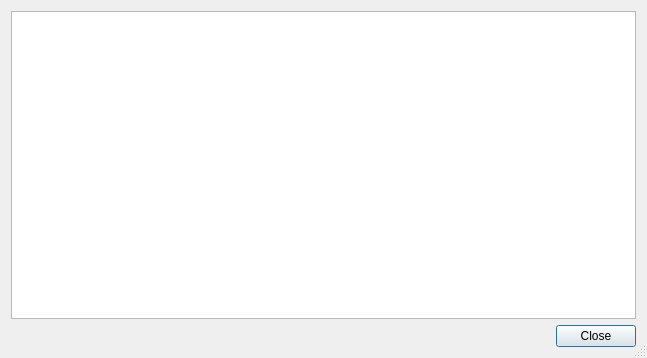
Qt form gui/widgets/entrydialog.ui (Skycoder42/AniRem) before a commit.
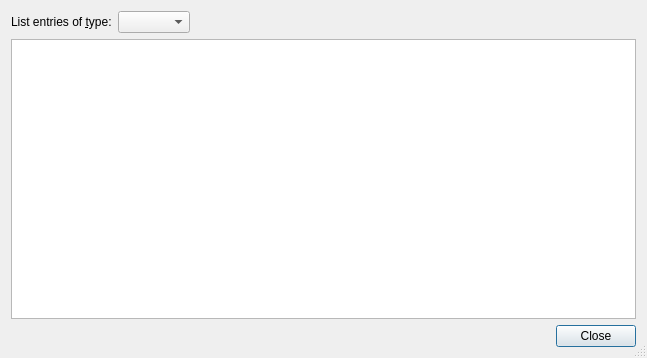
The same form after that commit.

What changed in the file:
```diff
--- a/gui/widgets/entrydialog.ui
+++ b/gui/widgets/entrydialog.ui
@@ -20,6 +20,36 @@
    <bool>true</bool>
   </property>
   <layout class="QVBoxLayout" name="verticalLayout">
+   <item>
+    <layout class="QHBoxLayout" name="horizontalLayout">
+     <item>
+      <widget class="QLabel" name="label">
+       <property name="text">
+        <string>List entries of &amp;type:</string>
+       </property>
+       <property name="buddy">
+        <cstring>typeComboBox</cstring>
+       </property>
+      </widget>
+     </item>
+     <item>
+      <widget class="QComboBox" name="typeComboBox"/>
+     </item>
+     <item>
+      <spacer name="horizontalSpacer">
+       <property name="orientation">
+        <enum>Qt::Horizontal</enum>
+       </property>
+       <property name="sizeHint" stdset="0">
+        <size>
+         <width>40</width>
+         <height>20</height>
+        </size>
+       </property>
+      </spacer>
+     </item>
+    </layout>
+   </item>
    <item>
     <widget class="QTreeView" name="treeView">
      <property name="editTriggers">
```
Left out of the diff: 2 changed lines with no effect on the pictures.
